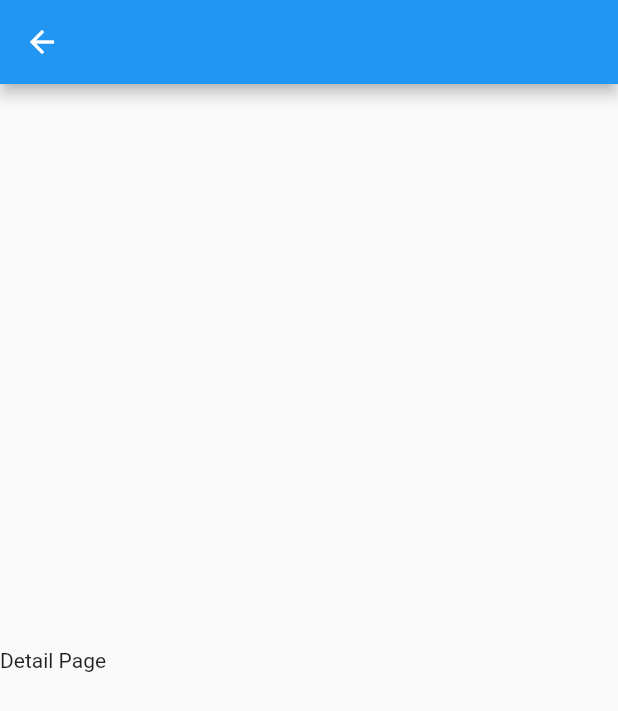
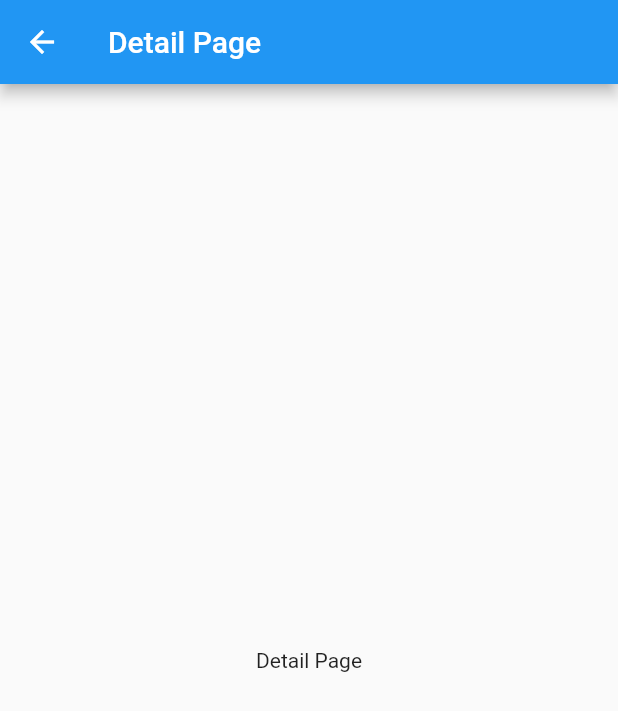
Before and after one commit to kaushalkdev/flutter_navigator_2.0, a Flutter app: the DetailsPage screen opened directly, on a phone screen of 412 x 824 dp. Shown: the top 711 px of the screen. Run offline on Flutter 3.47's test engine with Material 2 defaults, Android fonts, the phone set to English and light mode, and no system bars.

Commit message:
updated for screen name

```diff
--- a/lib/src/feature/detail/presentation/details.dart
+++ b/lib/src/feature/detail/presentation/details.dart
@@ -11,13 +11,14 @@ class _DetailsPageState extends State<DetailsPage> {
   @override
   Widget build(BuildContext context) {
     return Scaffold(
-      appBar: AppBar(),
-      body: Column(
-        mainAxisAlignment: MainAxisAlignment.center,
-        crossAxisAlignment: CrossAxisAlignment.center,
-        children: [
-          Text("Detail Page"),
-        ],
+      appBar: AppBar(title: Text("Detail Page")),
+      body: Center(
+        child: Column(
+          mainAxisAlignment: MainAxisAlignment.center,
+          children: [
+            Text("Detail Page"),
+          ],
+        ),
       ),
     );
   }
```
Also changed, not shown: lib/src/feature/settings/presentation/settings.dart (+4 -3 lines).
